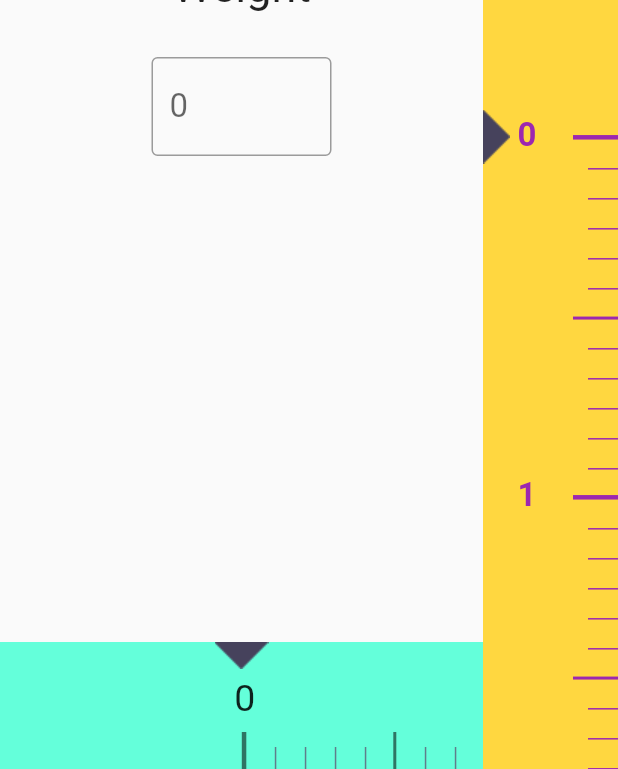
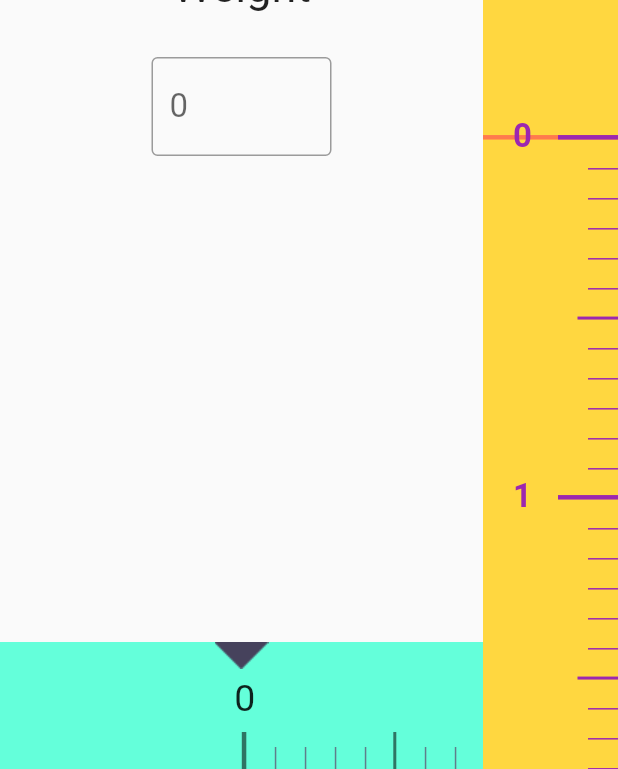
Before and after one commit to pinkeshdarji/HeightWeightScale, a Flutter app: the screen it shows after launch, on a phone screen of 412 x 824 dp. Shown: the part 459-1228 px from the top of the screen. Run offline on Flutter 3.47's test engine with Material 2 defaults, Android fonts, the phone set to English and light mode, and no system bars.

Commit message:
scale customization corrected.

```diff
--- a/lib/ui/vertical_scale.dart
+++ b/lib/ui/vertical_scale.dart
@@ -12,9 +12,10 @@ class VerticalScale extends StatefulWidget {
   final TextStyle textStyle;
   final int linesBetweenTwoPoints;
   final int middleLineAt;
+  final Widget pointer;
 
-  const VerticalScale({
-    Key key,
+  const VerticalScale(
+      {Key key,
       @required this.maxValue,
       @required this.scaleController,
       this.onChanged,
@@ -23,7 +24,8 @@ class VerticalScale extends StatefulWidget {
       this.textStyle = const TextStyle(fontSize: 25, color: Colors.black54),
       this.linesBetweenTwoPoints = 9,
       this.middleLineAt = 5,
-  })  : assert(maxValue != null,
+      this.pointer})
+      : assert(maxValue != null,
             "maxValue cannot be null. This is used to set scale limit. i.e maxValue=10"),
         assert(scaleController != null,
             "scaleController cannot be null. This is used to control the behaviour of scale like reading current scale point, move to particular point in scale etc. Try giving value like scaleController: ScrollController(initialScrollOffset: 0)"),
@@ -55,22 +57,20 @@ class _VerticalScaleState extends State<VerticalScale> {
     return Container(
       width: 90,
       decoration: BoxDecoration(color: widget.scaleColor),
-      child: Row(
-        crossAxisAlignment: CrossAxisAlignment.start,
+      child: Stack(
         children: <Widget>[
           Container(
-            margin:
-                EdgeInsets.only(top: MediaQuery.of(context).size.height * 0.46),
-            child: RotatedBox(
-              quarterTurns: 1,
-              child: Image.asset(
-                'assets/images/tooltip.png',
-                scale: 1,
+            margin: EdgeInsets.only(
+                top: MediaQuery.of(context).size.height * 0.46 + 17),
+            child: widget.pointer ??
+                Container(
+                  height: 3,
+                  width: 90,
+                  decoration:
+                      BoxDecoration(color: Colors.redAccent.withOpacity(0.7)),
                 ),
           ),
-          ),
-          Expanded(
-              child: ListView.builder(
+          ListView.builder(
             physics: BouncingScrollPhysics(),
             controller: widget.scaleController,
             itemCount: measurementLineList.length,
@@ -84,8 +84,8 @@ class _VerticalScaleState extends State<VerticalScale> {
                   overflow: Overflow.visible,
                   children: <Widget>[
                     Positioned(
-                      top: 4,
-                      left: 0,
+                      top: 5,
+                      left: 15,
                       child: Text(
                         '${mLine.value}',
                         style: widget.textStyle,
@@ -99,7 +99,7 @@ class _VerticalScaleState extends State<VerticalScale> {
                         ),
                         Container(
                           height: 3,
-                          width: 30,
+                          width: 40,
                           decoration: BoxDecoration(color: widget.lineColor),
                         ),
                       ],
@@ -129,14 +129,14 @@ class _VerticalScaleState extends State<VerticalScale> {
                     ),
                     Container(
                       height: 2,
-                      width: 30,
+                      width: 27,
                       decoration: BoxDecoration(color: widget.lineColor),
                     ),
                   ],
                 );
               }
             },
-          ))
+          )
         ],
       ),
     );
```
Lines whose indentation alone changed are shown as unchanged.
